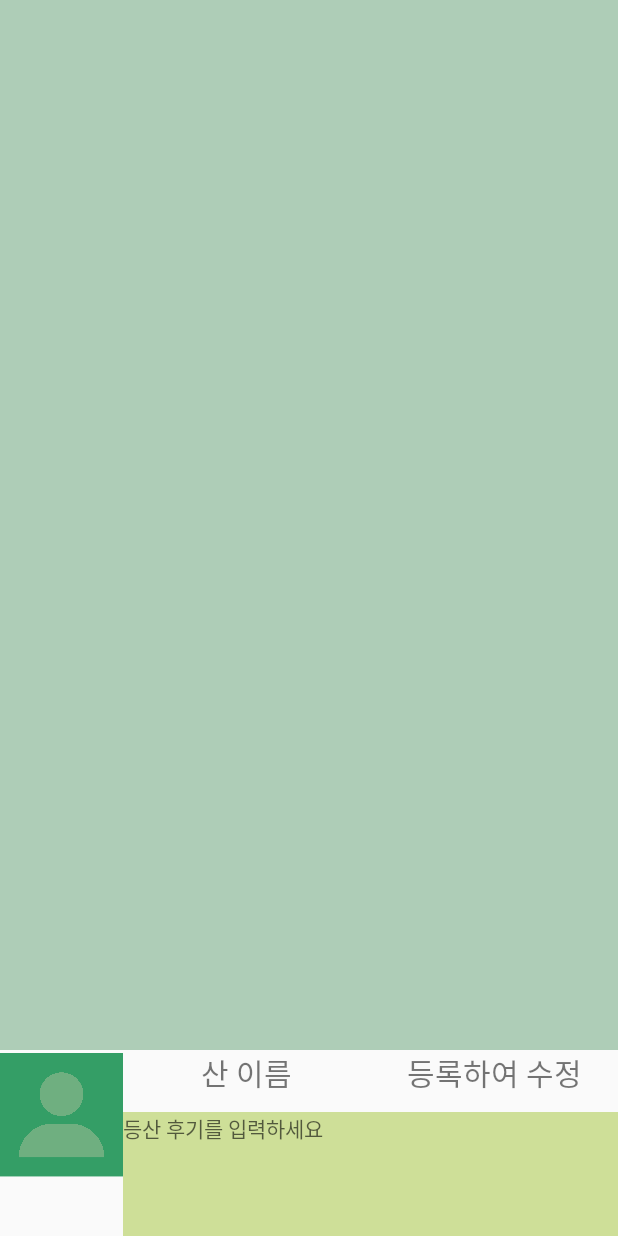
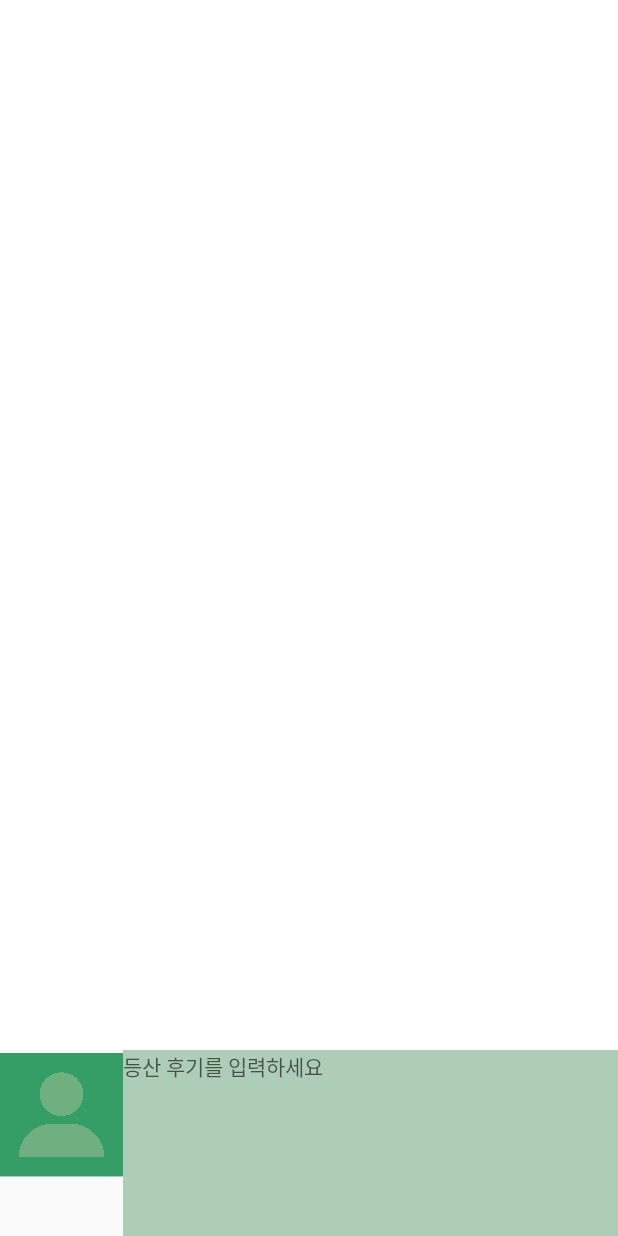
Before and after one commit to funny0601/FinalHHProject, an Android app: the tab5 screen opened directly, with no data from a screen before it, on a phone screen of 412 x 824 dp. Run offline under Robolectric (Android 15) with nearby library versions, the phone set to English and light mode, and no system bars; 2 statements that could not run were skipped.

```diff
--- a/app/src/main/java/com/example/seyoung/finalhhproject/MountainItem.java
+++ b/app/src/main/java/com/example/seyoung/finalhhproject/MountainItem.java
@@ -3,7 +3,6 @@ package com.example.seyoung.finalhhproject;
 public class MountainItem {
 
     private String mnt ;
-
 
     public void setMnt(String title) {
         mnt = title ;
--- a/app/src/main/java/com/example/seyoung/finalhhproject/tab5.java
+++ b/app/src/main/java/com/example/seyoung/finalhhproject/tab5.java
@@ -12,19 +12,13 @@ import android.os.Bundle;
 import android.os.Environment;
 import android.util.Log;
 import android.view.View;
-import android.view.WindowManager;
 import android.widget.AdapterView;
-import android.widget.ArrayAdapter;
 import android.widget.CalendarView;
 import android.widget.EditText;
-import android.widget.ImageButton;
 import android.widget.ImageView;
 import android.widget.ListView;
 import android.widget.SimpleAdapter;
 import android.widget.TextView;
-import android.widget.Toast;
-import com.example.seyoung.finalhhproject.tab2;
-import org.w3c.dom.Text;
 
 import java.io.BufferedInputStream;
 import java.io.BufferedReader;
@@ -45,12 +39,11 @@ import java.text.SimpleDateFormat;
 import java.util.ArrayList;
 import java.util.Date;
 import java.util.HashMap;
-import java.util.StringTokenizer;
 
 @SuppressWarnings("deprecation")
 public class tab5 extends Activity {
     ImageView imgView;
-    TextView review, selected;
+    TextView review;
     View review_Text, review_Full;
     EditText title, content, mntName;
     TextView content_review, date1;
@@ -60,9 +53,7 @@ public class tab5 extends Activity {
     ListView list;
     int p;
 
-    //ArrayList<selectedMount> selectedMounts = new ArrayList<selectedMount>();
     ArrayList<DiarySave> dsArray = new ArrayList<DiarySave>();
-    ImageButton refresh;
 
     protected void onCreate(final Bundle savedInstanceState) {
         super.onCreate(savedInstanceState);
@@ -70,17 +61,13 @@ public class tab5 extends Activity {
 
         Intent intent = getIntent();
         String nickname = intent.getExtras().getString("nickname");
-        //String profileImagePath = intent.getExtras().getString("profileImagePath");
-        String profileImagePath ="";
+        String profileImagePath = intent.getExtras().getString("profileImagePath");
 
         TextView username = (TextView) findViewById(R.id.name);
         username.setText(nickname);
 
-        //getWindow().setSoftInputMode(WindowManager.LayoutParams.SOFT_INPUT_ADJUST_PAN);
-
         imgView = (ImageView) findViewById(R.id.profile);
         review = (TextView) findViewById(R.id.review);
-        selected = (TextView) findViewById(R.id.selected);
 
 
         StringBuffer buffer= new StringBuffer();
@@ -96,18 +83,12 @@ public class tab5 extends Activity {
 
 
         try {
-            //FileInputStream 객체생성, 파일명 "data.txt"
+            //FileInputStream 객체생성, 파일명 "diary.txt"
             FileInputStream fis=openFileInput("diary.txt");
-
             BufferedReader reader= new BufferedReader(new InputStreamReader(fis));
-
             String str=reader.readLine();//한 줄씩 읽어오기
 
-
-
             while(str!=null){
-                if(str.equals("-----&-----&-----"))
-                    continue;
                 System.out.println("첫줄:"+str);
                 String split[] = str.split("&");
 
@@ -196,8 +177,7 @@ public class tab5 extends Activity {
                         }
 
                         title = (EditText) review_Text.findViewById(R.id.title);
-                        selected.setText(mntName.getText().toString());
-                        String mnt_name = selected.getText().toString();
+                        String mnt_name = mntName.getText().toString();
                         content = (EditText) review_Text.findViewById(R.id.content);
 
                         HashMap map = new HashMap();
@@ -208,7 +188,7 @@ public class tab5 extends Activity {
                         String title_diary=ds.getTitle()+"_"+ds.getDate();
 
                         try {
-                            //FileOutputStream 객체생성, 파일명 "data.txt", 새로운 텍스트 추가하기 모드
+                            //FileOutputStream 객체생성, 파일명 "diary.txt", 새로운 텍스트 추가하기 모드
                             FileOutputStream fos=openFileOutput("diary.txt", Context.MODE_APPEND);
 
                             PrintWriter writer= new PrintWriter(fos);
--- a/app/src/main/res/layout/listview_item.xml
+++ b/app/src/main/res/layout/listview_item.xml
@@ -4,18 +4,20 @@
     android:layout_width="match_parent"
     android:layout_height="match_parent">
 
-<!--우선 텍스트뷰하나로  정보 뜨게하려고..!-->
+
 
     <LinearLayout
         android:layout_height="wrap_content"
         android:layout_width="match_parent"
         android:orientation="vertical"
-        android:background="#ddffaa">
+        android:layout_margin="20dp"
+        android:background="#803EA843">
 
         <TextView
             android:layout_height="wrap_content"
             android:layout_width="match_parent"
             android:id="@+id/textViewM"
+            android:textAlignment="center"
             android:gravity="center_vertical"
             android:textSize="20dp"/>
 
--- a/app/src/main/res/layout/tab5_frame.xml
+++ b/app/src/main/res/layout/tab5_frame.xml
@@ -12,7 +12,7 @@
         android:layout_width="match_parent"
         android:layout_height="0dp"
         android:layout_weight="8.5"
-        android:background="#8064A176" />
+        android:background="#ffffff" />
 
     <LinearLayout
         android:layout_width="match_parent"
@@ -51,41 +51,13 @@
             android:orientation="vertical"
             android:weightSum="3">
 
-            <LinearLayout
-                android:layout_width="match_parent"
-                android:layout_height="0dp"
-                android:layout_gravity="center"
-                android:layout_weight="1"
-                android:orientation="horizontal"
-                android:weightSum="10">
-
-                <TextView
-                    android:layout_width="0dp"
-                    android:layout_height="match_parent"
-                    android:layout_gravity="center"
-                    android:layout_weight="5"
-                    android:text="산 이름"
-                    android:textAlignment="center"
-                    android:textSize="20dp" />
-
-                <TextView
-                    android:layout_width="0dp"
-                    android:layout_height="match_parent"
-                    android:layout_weight="5"
-                    android:text="등록하여 수정"
-                    android:id="@+id/selected"
-                    android:textAlignment="center"
-                    android:textSize="20dp" />
-
-
-            </LinearLayout>
 
             <TextView
                 android:id="@+id/review"
                 android:layout_width="match_parent"
                 android:layout_height="0dp"
-                android:layout_weight="2"
-                android:background="#80a4c639"
+                android:layout_weight="3"
+                android:background="#8064A176"
                 android:clickable="true"
                 android:hint="등산 후기를 입력하세요"
                 android:maxLines="4" />
```
Also changed, not shown: app/src/main/java/com/example/seyoung/finalhhproject/MainTab.java (+1 -6 lines), app/src/main/java/com/example/seyoung/finalhhproject/tab1.java (+1 -24 lines), app/src/main/java/com/example/seyoung/finalhhproject/tab2.java (+8 -39 lines), app/src/main/java/com/example/seyoung/finalhhproject/tab3.java (+8 -12 lines), app/src/main/res/layout/tab4_item.xml (deleted, +0 -53 lines).
